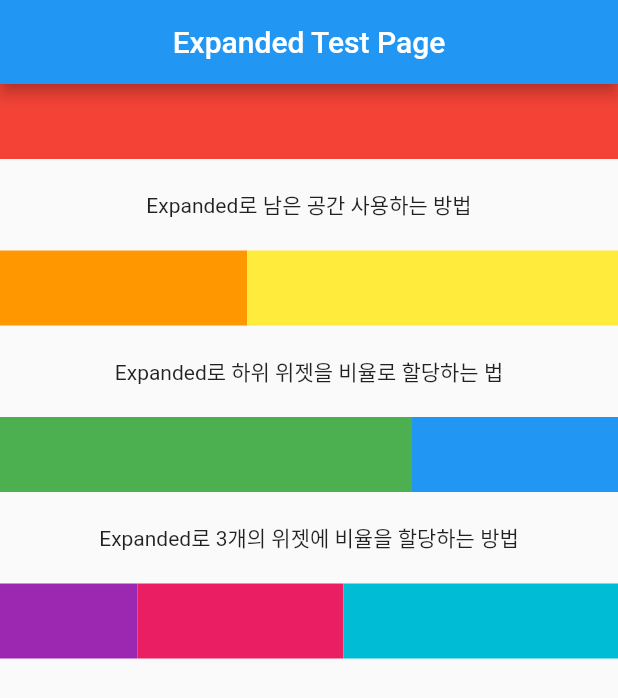
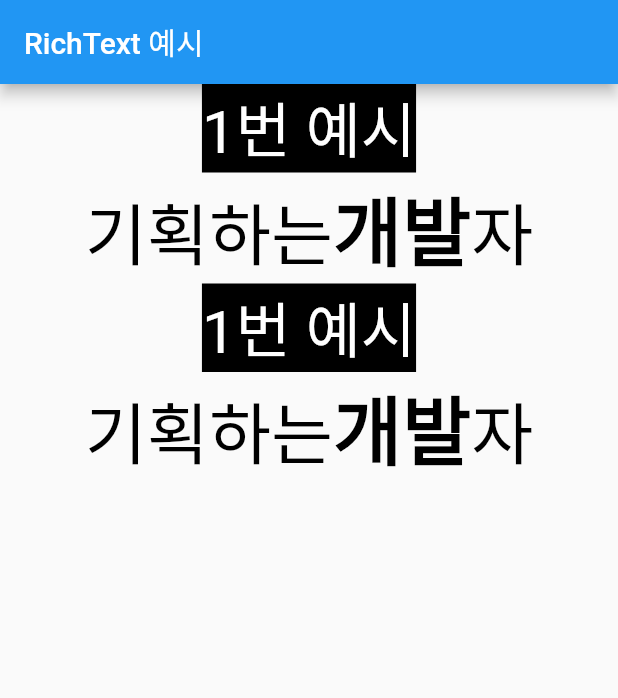
Before and after one commit to imkilwon/forPosting, a Flutter app: the screen it shows after launch, on a phone screen of 412 x 824 dp. Shown: the top 698 px of the screen. Run offline on Flutter 3.47's test engine with Material 2 defaults, Android fonts, the phone set to English and light mode, and no system bars.

Commit message:
rich text 연습완료

```diff
--- /dev/null
+++ b/lib/firebase_storage.dart
@@ -0,0 +1,24 @@
+import 'package:flutter/material.dart';
+
+class FirebaseStorage extends StatefulWidget {
+  const FirebaseStorage({Key? key}) : super(key: key);
+
+  @override
+  State<FirebaseStorage> createState() => _FirebaseStorageState();
+}
+
+class _FirebaseStorageState extends State<FirebaseStorage> {
+  @override
+  Widget build(BuildContext context) {
+    return Scaffold(
+      appBar: AppBar(
+        title: Text("Firebase Storage")
+      ),
+      body: Column(
+        children: [
+          ElevatedButton(onPressed: (){}, child: Text(""))
+        ],
+      )
+    );
+  }
+}
--- a/lib/main.dart
+++ b/lib/main.dart
@@ -1,5 +1,6 @@
 import 'package:flutter/material.dart';
 import 'package:forposting/expanded_test.dart';
+import 'package:forposting/rich_text_test.dart';
 
 void main()=>runApp(Practice());
 
@@ -10,7 +11,7 @@ class Practice extends StatelessWidget {
   @override
   Widget build(BuildContext context) {
     return const MaterialApp(
-      home: ExpandedTest(),
+      home: RichTextTest(),
     );
   }
 }
--- /dev/null
+++ b/lib/rich_text_test.dart
@@ -0,0 +1,97 @@
+import 'package:flutter/material.dart';
+
+class RichTextTest extends StatelessWidget {
+  const RichTextTest({Key? key}) : super(key: key);
+
+  @override
+  Widget build(BuildContext context) {
+    return Scaffold(
+      appBar: AppBar(
+        title: Text("RichText 예시"),
+      ),
+      body: Column(
+        children: [
+          Container(
+            color: Colors.black,
+            child: Text(
+              "1번 예시",
+              style: TextStyle(
+                color: Colors.white,
+                fontSize: 40,
+              ),
+            ),
+          ),
+
+          //----------------1번 예시 RichText -> TextSpan(text 포함한) -> children --------------------
+          Center(
+            child: RichText(
+              text: TextSpan(
+                  text: "기획하는",
+                  style: TextStyle(
+                    color: Colors.black,
+                    fontSize: 45,
+                  ),
+                  children: [
+                    TextSpan(
+                      text: "개발",
+                      style: TextStyle(
+                        fontWeight: FontWeight.bold,
+                        color: Colors.black,
+                        fontSize: 50,
+                      ),
+                    ),
+                    TextSpan(
+                      text: "자",
+                      style: TextStyle(
+                        color: Colors.black,
+                        fontSize: 45,
+                      ),
+                    ),
+                  ]),
+            ),
+          ),
+          //----------------------------------------------
+          Container(
+            color: Colors.black,
+            child: Text(
+              "1번 예시",
+              style: TextStyle(
+                color: Colors.white,
+                fontSize: 40,
+              ),
+            ),
+          ),
+          //---------------2번 예시 RichText -> TextSpan (아무것도 포함하지 않음)트리용 -> children --------------
+          RichText(
+            text: TextSpan(
+              children: [
+                TextSpan(
+                  text: "기획하는",
+                  style: TextStyle(
+                    color: Colors.black,
+                    fontSize: 45,
+                  ),
+                ),
+                TextSpan(
+                  text: "개발",
+                  style: TextStyle(
+                    fontWeight: FontWeight.bold,
+                    color: Colors.black,
+                    fontSize: 50,
+                  ),
+                ),
+                TextSpan(
+                  text: "자",
+                  style: TextStyle(
+                    color: Colors.black,
+                    fontSize: 45,
+                  ),
+                ),
+              ],
+            ),
+          ),
+        ],
+      ),
+    );
+  }
+}
```
